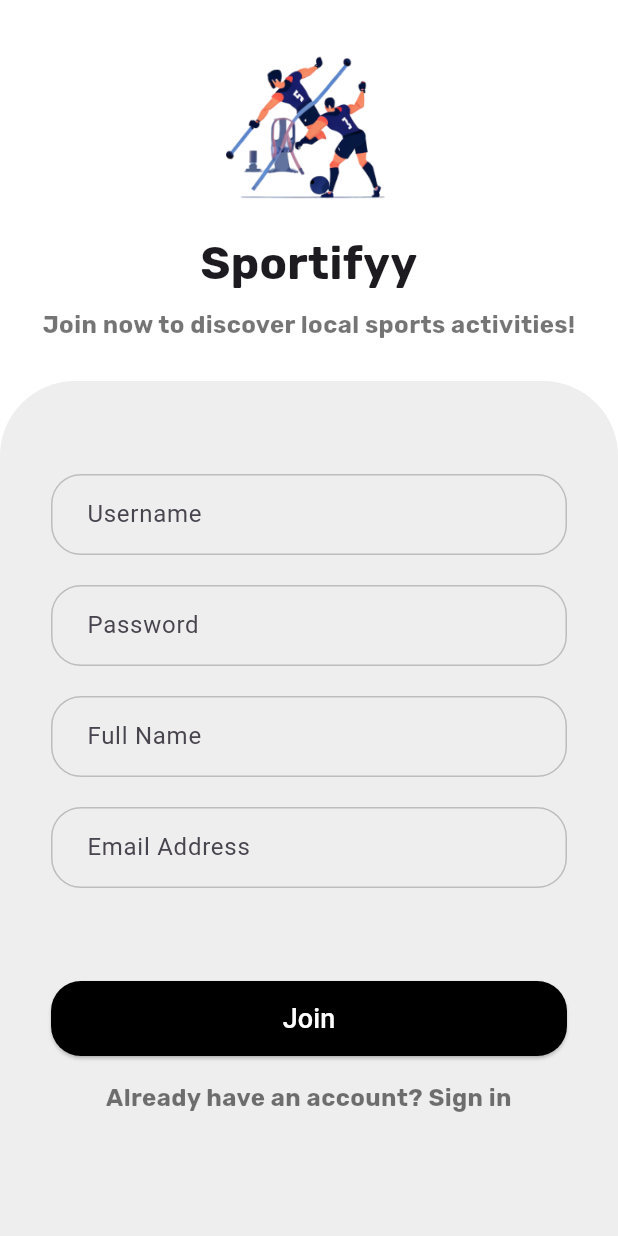
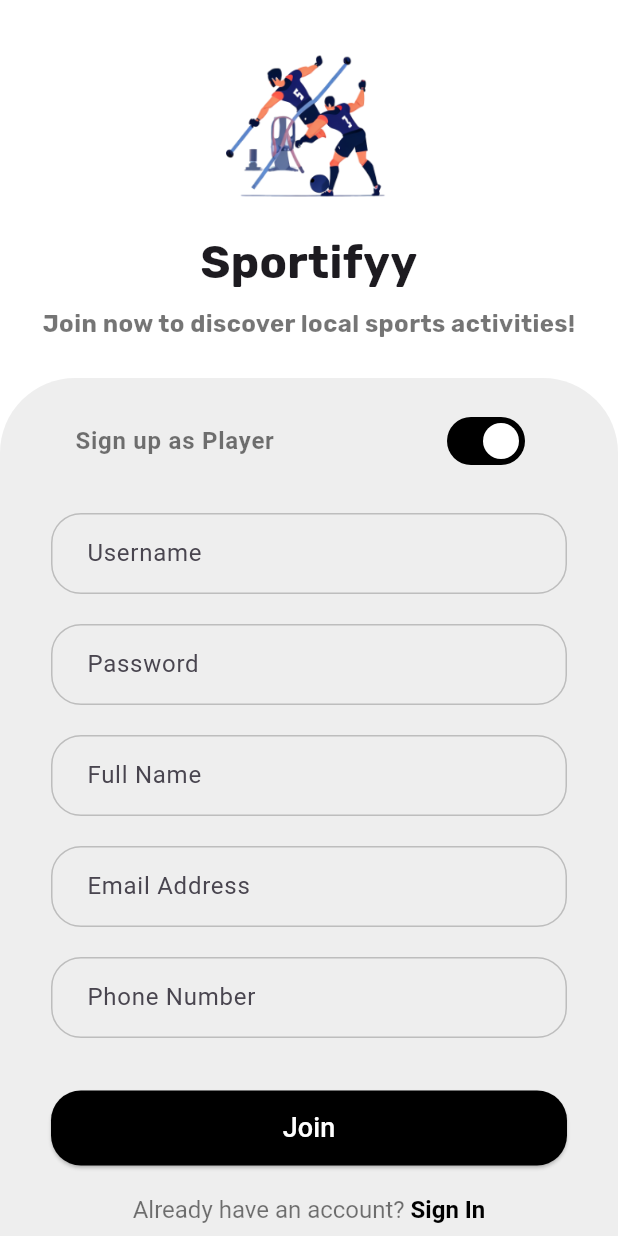
Before and after one commit to kashv96/sportifyy, a Flutter app: the SignUpPage screen opened by its route, on a phone screen of 412 x 824 dp. Run offline on Flutter 3.47's test engine with Material 3 defaults, Android fonts, the phone set to English and light mode, and no system bars; our stand-ins replace dartz, get_it, get_it_mixin, injectable, lottie, supabase_flutter; accounts and stored records are empty.

Commit message:
added sign-up enhancements

```diff
--- /dev/null
+++ b/lib/Exceptions/failures.dart
@@ -0,0 +1,7 @@
+class Failure {
+  final String message;
+  Failure(this.message);
+
+  @override
+  String toString() => message;
+}
--- /dev/null
+++ b/lib/Models/Entities/User.dart
@@ -0,0 +1,65 @@
+class User {
+  final String? profileId;
+  final String? userId;
+  final String? name;
+  final String? userName;
+  final String? phoneNumber;
+  final String? email;
+  final bool isActive;
+  final bool isArchived;
+  final bool isDeleted;
+  final bool? isPlayer;
+  final double? averageRating;
+  final DateTime? createdAt;
+
+  User({
+    this.profileId,
+    this.userId,
+    this.name,
+    this.userName,
+    this.phoneNumber,
+    this.email,
+    this.isActive = true,
+    this.isArchived = false,
+    this.isDeleted = false,
+    this.isPlayer,
+    this.averageRating,
+    this.createdAt,
+  });
+
+  factory User.fromJson(Map<String, dynamic> json) {
+    return User(
+      profileId: json['id'],
+      userId: json['user_id'],
+      name: json['name'],
+      userName: json['user_name'],
+      phoneNumber: json['phone_number'],
+      email: json['email'],
+      isActive: json['active'] ?? true,
+      isArchived: json['archive'] ?? false,
+      isDeleted: json['delete'] ?? false,
+      isPlayer: json['is_player'],
+      averageRating: json['average_rating'] != null
+          ? double.tryParse(json['average_rating'].toString())
+          : null,
+      createdAt: DateTime.parse(json['created_at']),
+    );
+  }
+
+  Map<String, dynamic> toJson() {
+    return {
+      'id': profileId,
+      'user_id': userId,
+      'name': name,
+      'user_name': userName,
+      'phone_number': phoneNumber,
+      'email': email,
+      'active': isActive,
+      'archive': isArchived,
+      'delete': isDeleted,
+      'is_player': isPlayer,
+      'average_rating': averageRating?.toString(),
+      'created_at': createdAt?.toIso8601String(),
+    };
+  }
+}
--- /dev/null
+++ b/lib/Models/Requests/sign_up_req.dart
@@ -0,0 +1,39 @@
+class SignUpReq {
+  final String? name;
+  final String? userName;
+  final String? password;
+  final String? phoneNumber;
+  final String? email;
+  final bool? isPlayer;
+
+  SignUpReq({
+    this.name,
+    this.userName,
+    this.password,
+    this.phoneNumber,
+    this.email,
+    this.isPlayer,
+  });
+
+  factory SignUpReq.fromJson(Map<String, dynamic> json) {
+    return SignUpReq(
+      name: json['name'],
+      userName: json['user_name'],
+      password: json['password'],
+      phoneNumber: json['phone_number'],
+      email: json['email'],
+      isPlayer: json['is_player'],
+    );
+  }
+
+  Map<String, dynamic> toJson() {
+    return {
+      'name': name,
+      'user_name': userName,
+      'phone_number': phoneNumber,
+      'password': password,
+      'email': email,
+      'is_player': isPlayer,
+    };
+  }
+}
--- a/lib/Presentation/SignUpScreen/sign_up_screen.dart
+++ b/lib/Presentation/SignUpScreen/sign_up_screen.dart
@@ -1,4 +1,5 @@
 import 'package:flutter/material.dart';
+import 'package:flutter/services.dart';
 import 'package:get_it_mixin/get_it_mixin.dart';
 import 'package:sportifyy/Providers/user_provider.dart';
 import 'package:sportifyy/injection.dart';
@@ -12,18 +13,52 @@ class SignUpPage extends StatefulWidget with GetItStatefulWidgetMixin {
 
 class _SignUpPageState extends State<SignUpPage> with GetItStateMixin {
   final UserProvider _userProvider = getIt();
+  bool isPlayer = true;
+  String? _emailError;
+  String? _phoneError;
+  String? _usernameError;
+
+  void _handleSignUp(BuildContext context) async {
+    try {
+      await _userProvider.signUp();
+      _showToast(context, 'Sign up successful!', Colors.green);
+    } on Exception catch (e) {
+      setState(() {
+        if (e.toString().contains('Email')) {
+          _emailError = 'Email already in use';
+        } else if (e.toString().contains('Phone number')) {
+          _phoneError = 'Phone number already in use';
+        } else if (e.toString().contains('Username')) {
+          _usernameError = 'Username already taken';
+        } else {
+          _showToast(context, e.toString(), Colors.red);
+        }
+      });
+    }
+  }
+
+  void _showToast(BuildContext context, String message, Color textColor) {
+    final snackbar = SnackBar(
+      content: Text(message, style: TextStyle(color: textColor)),
+      backgroundColor: Colors.white,
+      behavior: SnackBarBehavior.floating,
+    );
+    ScaffoldMessenger.of(context).showSnackBar(snackbar);
+  }
+
   @override
   Widget build(BuildContext context) {
     var screenSize = MediaQuery.of(context).size;
     return Scaffold(
       backgroundColor: Colors.white,
       body: SingleChildScrollView(
+        scrollDirection: Axis.vertical,
         child: Column(
           mainAxisAlignment: MainAxisAlignment.center,
           crossAxisAlignment: CrossAxisAlignment.stretch,
           children: [
             Container(
-              padding: const EdgeInsets.symmetric(vertical: 26.0),
+              padding: const EdgeInsets.symmetric(vertical: 25.0),
               decoration: const BoxDecoration(
                 color: Colors.white,
               ),
@@ -55,9 +90,9 @@ class _SignUpPageState extends State<SignUpPage> with GetItStateMixin {
               ),
             ),
             Container(
-              height: screenSize.height * 0.7,
+              height: screenSize.height * 0.8,
               padding:
-                  const EdgeInsets.symmetric(vertical: 24.0, horizontal: 34.0),
+                  const EdgeInsets.symmetric(vertical: 14.0, horizontal: 34.0),
               decoration: BoxDecoration(
                 color: Colors.grey[200],
                 borderRadius: const BorderRadius.only(
@@ -67,10 +102,31 @@ class _SignUpPageState extends State<SignUpPage> with GetItStateMixin {
               ),
               child: Column(
                 children: [
-                  const SizedBox(height: 38),
+                  SwitchListTile(
+                    inactiveThumbColor: Colors.white,
+                    inactiveTrackColor: Colors.black,
+                    activeColor: Colors.white,
+                    activeTrackColor: Colors.black,
+                    title: Text(
+                        isPlayer ? 'Sign up as Player' : 'Sign up as Organizer',
+                        style: const TextStyle(
+                          fontSize: 16,
+                          fontWeight: FontWeight.bold,
+                          color: Colors.black54,
+                        )),
+                    value: isPlayer,
+                    onChanged: (bool value) {
+                      setState(() {
+                        isPlayer = value;
+                        _userProvider.setIsPlayer(value);
+                      });
+                    },
+                  ),
+                  const SizedBox(height: 20),
                   _buildTextField(
                       label: 'Username',
-                      onChanged: (val) => _userProvider.setUsername(val)),
+                      onChanged: (val) => _userProvider.setUsername(val),
+                      errorText: _usernameError),
                   const SizedBox(height: 20),
                   _buildTextField(
                       label: 'Password',
@@ -83,11 +139,25 @@ class _SignUpPageState extends State<SignUpPage> with GetItStateMixin {
                   const SizedBox(height: 20),
                   _buildTextField(
                       label: 'Email Address',
-                      onChanged: (val) => _userProvider.setEmail(val)),
-                  const SizedBox(height: 62),
+                      onChanged: (val) => _userProvider.setEmail(val),
+                      emailKeypad: true,
+                      errorText: _emailError),
+                  const SizedBox(height: 20),
+                  _buildTextField(
+                      label: 'Phone Number',
+                      onChanged: (val) => _userProvider.setPhoneNumber(val),
+                      phoneKeypad: true,
+                      errorText: _phoneError,
+                      inputFormatters: [
+                        FilteringTextInputFormatter
+                            .digitsOnly, // Ensures only digits are entered
+                        LengthLimitingTextInputFormatter(
+                            10), // Limits to 10 digits
+                      ]),
+                  const SizedBox(height: 35),
                   ElevatedButton(
                     onPressed: () {
-                      _userProvider.signUp();
+                      _handleSignUp(context);
                     },
                     style: ElevatedButton.styleFrom(
                       backgroundColor: Colors.black,
@@ -102,18 +172,24 @@ class _SignUpPageState extends State<SignUpPage> with GetItStateMixin {
                       style: TextStyle(fontSize: 18),
                     ),
                   ),
-                  const SizedBox(height: 16),
-                  GestureDetector(
+                  const SizedBox(height: 20),
+                  InkWell(
                     onTap: () => Navigator.of(context).pushNamed('/login'),
-                    child: const Text(
-                      'Already have an account? Sign in',
-                      textAlign: TextAlign.center,
-                      style: TextStyle(
-                        color: Colors.black54,
-                        fontSize: 16,
-                      ),
-                    ),
-                  ),
+                    child: RichText(
+                        textAlign: TextAlign.center,
+                        text: const TextSpan(
+                            text: 'Already have an account? ',
+                            style:
+                                TextStyle(color: Colors.black54, fontSize: 16),
+                            children: <TextSpan>[
+                              TextSpan(
+                                text: 'Sign In',
+                                style: TextStyle(
+                                    color: Colors.black,
+                                    fontWeight: FontWeight.bold),
+                              )
+                            ])),
+                  )
                 ],
               ),
             ),
@@ -123,14 +199,26 @@ class _SignUpPageState extends State<SignUpPage> with GetItStateMixin {
     );
   }
 
-  Widget _buildTextField(
-      {required String label,
-      required Function(String) onChanged,
-      bool obscureText = false}) {
+  Widget _buildTextField({
+    required String label,
+    required Function(dynamic) onChanged,
+    bool obscureText = false,
+    bool phoneKeypad = false,
+    emailKeypad = false,
+    String? errorText,
+    List<TextInputFormatter>? inputFormatters,
+  }) {
     return TextField(
       onChanged: onChanged,
       obscureText: obscureText,
+      inputFormatters: inputFormatters,
+      keyboardType: phoneKeypad
+          ? TextInputType.phone
+          : emailKeypad
+              ? TextInputType.emailAddress
+              : TextInputType.text,
       decoration: InputDecoration(
+        errorText: errorText,
         labelText: label,
         contentPadding:
             const EdgeInsets.symmetric(vertical: 15.0, horizontal: 20.0),
@@ -144,7 +232,7 @@ class _SignUpPageState extends State<SignUpPage> with GetItStateMixin {
         ),
         focusedBorder: OutlineInputBorder(
           borderRadius: BorderRadius.circular(20),
-          borderSide: const BorderSide(color: Colors.blue),
+          borderSide: const BorderSide(color: Colors.black),
         ),
       ),
     );
--- a/lib/Presentation/WelcomeScreen/welcome_screen.dart
+++ b/lib/Presentation/WelcomeScreen/welcome_screen.dart
@@ -50,7 +50,7 @@ class WelcomeScreen extends StatelessWidget {
                     const TextStyle(fontWeight: FontWeight.w700, fontSize: 20),
               ),
               onPressed: () {
-                Navigator.of(context).pushNamed('/signup');
+                Navigator.of(context).pushNamed('/login');
               },
               child: const Text('Get Started'),
             ),
--- a/pubspec.yaml
+++ b/pubspec.yaml
@@ -16,6 +16,7 @@ dependencies:
   get_it: ^7.2.0
   get_it_mixin: ^4.2.2
   injectable: ^1.5.3
+  dartz: ^0.10.1
   supabase_flutter: ^2.5.2
 
 dev_dependencies:
```
Also changed, not shown: lib/Providers/user_provider.dart (+38 -2 lines), lib/Repositories/impl/user_repository_impl.dart (+38 -18 lines), lib/Repositories/user_repository.dart (+8 -2 lines), lib/Services/impl/user_service_impl.dart (+7 -4 lines), lib/Services/user_service.dart (+6 -2 lines).
